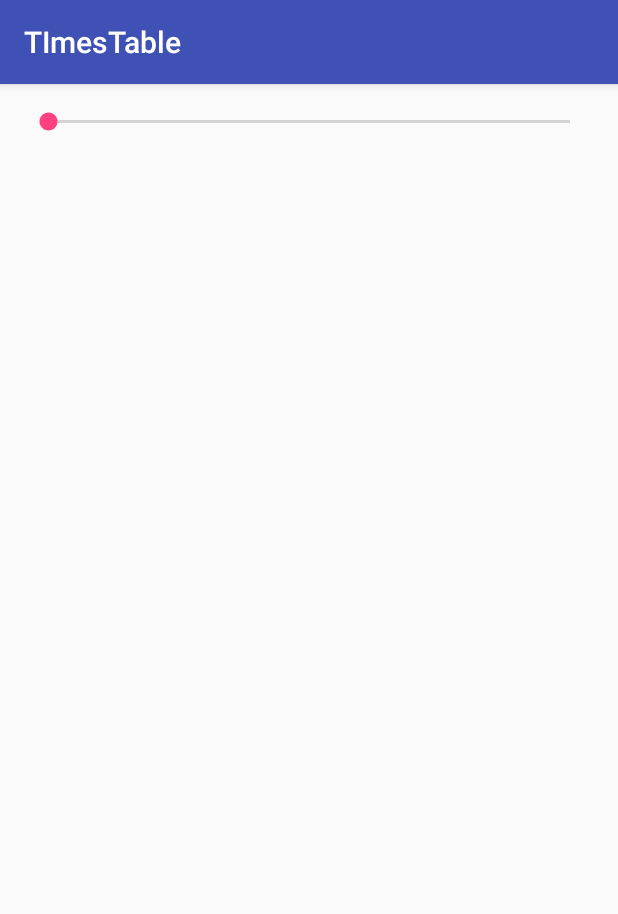
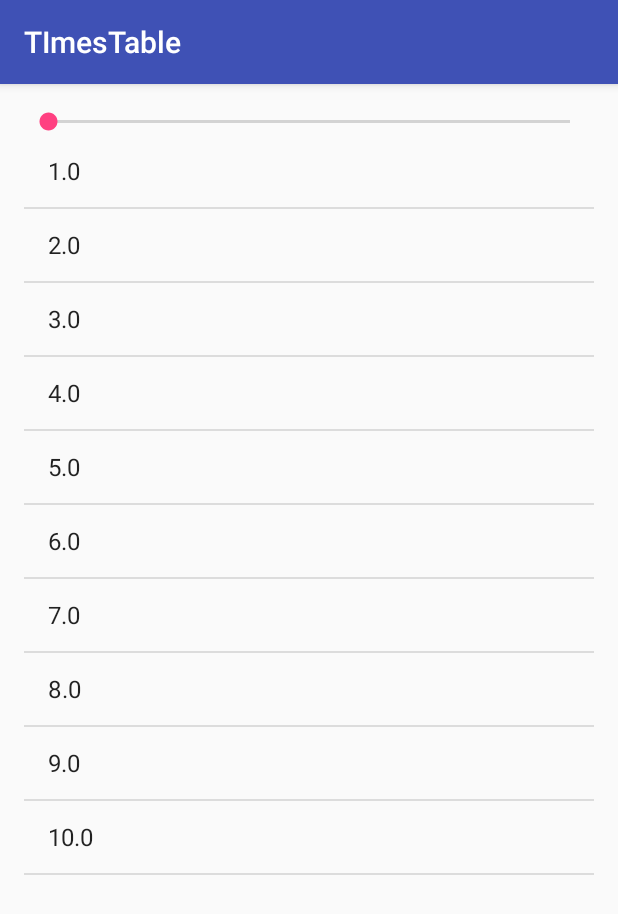
Before and after one commit to RedesignedRobot/TImesTable, an Android app: the screen it shows after launch (MainActivity), on a phone screen of 412 x 824 dp. Shown: the top 914 px of the screen. Run offline under Robolectric (Android 15) with nearby library versions, the phone set to English and light mode, and no system bars.

Commit message:
Robot's first commit

```diff
--- a/app/src/main/java/com/aaxs/nitrov17/timestable/MainActivity.java
+++ b/app/src/main/java/com/aaxs/nitrov17/timestable/MainActivity.java
@@ -2,11 +2,18 @@ package com.aaxs.nitrov17.timestable;
 
 import android.support.v7.app.AppCompatActivity;
 import android.os.Bundle;
+import android.widget.ArrayAdapter;
+import android.widget.ListView;
 import android.widget.SeekBar;
+
+import java.util.ArrayList;
 
 public class MainActivity extends AppCompatActivity {
 
     SeekBar seekBar;
+    ArrayList<Float> arrayList;
+    ArrayAdapter<Float> arrayAdapter;
+    ListView listView;
 
     @Override
     protected void onCreate(Bundle savedInstanceState) {
@@ -14,5 +21,25 @@ public class MainActivity extends AppCompatActivity {
         setContentView(R.layout.activity_main);
 
         seekBar=(SeekBar)findViewById(R.id.seekBar);
+        listView = (ListView)findViewById(R.id.listView);
+        arrayList = new ArrayList<>();
+        populateArr(arrayList);
+        setAdapter();
     }
+
+    ArrayList populateArr(ArrayList arrayList)
+    {
+        for(int i=0;i<10;i++)
+        {
+            arrayList.add((float)i+1);
+        }
+        return arrayList;
+    }
+
+    void setAdapter()
+    {
+        arrayAdapter = new ArrayAdapter<Float>(this,android.R.layout.simple_list_item_1,arrayList);
+        listView.setAdapter(arrayAdapter);
+    }
+
 }
--- a/app/src/main/res/layout/activity_main.xml
+++ b/app/src/main/res/layout/activity_main.xml
@@ -16,4 +16,11 @@
         android:layout_alignParentTop="true"
         android:layout_centerHorizontal="true"
         android:id="@+id/seekBar" />
+
+    <ListView
+        android:layout_width="match_parent"
+        android:layout_height="match_parent"
+        android:layout_below="@+id/seekBar"
+        android:layout_centerHorizontal="true"
+        android:id="@+id/listView" />
 </RelativeLayout>
```
